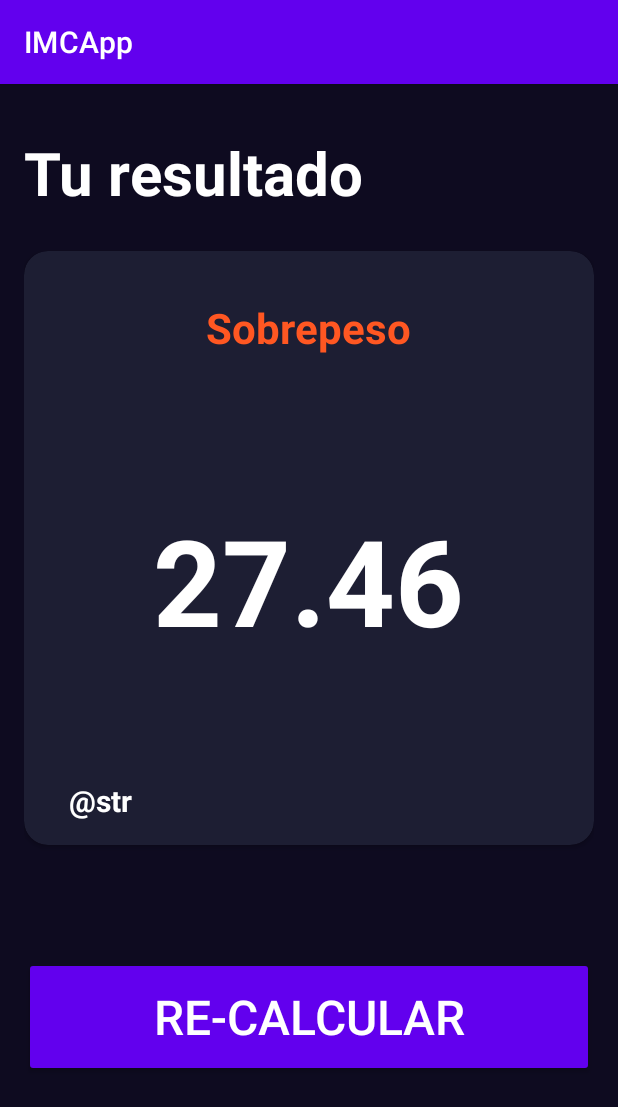
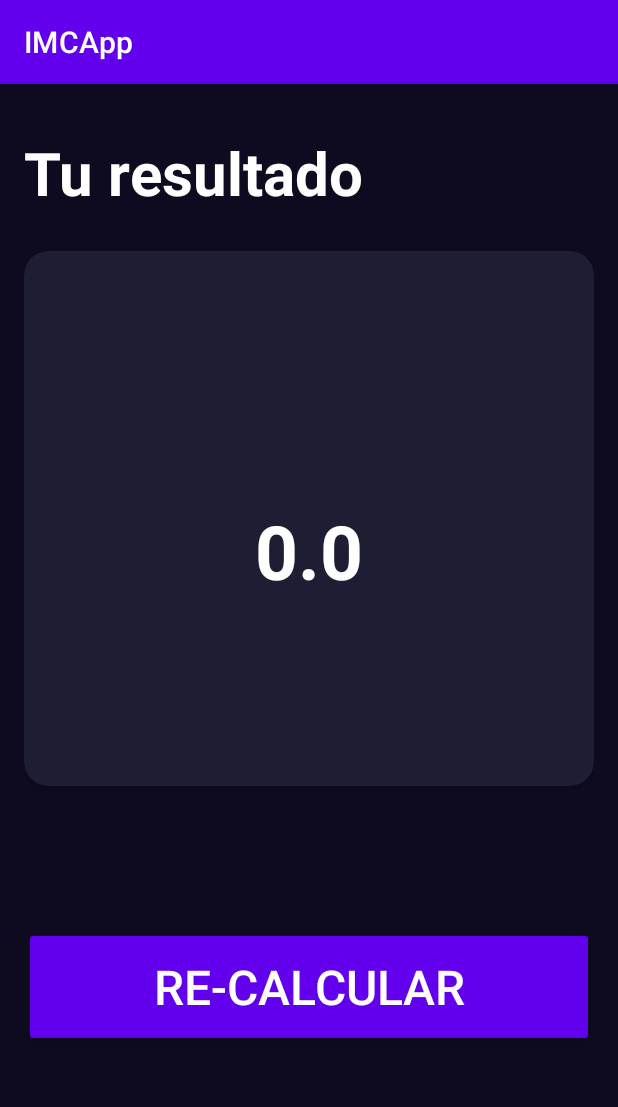
Before and after one commit to Maryusrn/IMCApp, an Android app: the ResultActivity screen opened directly, with no data from a screen before it, on a phone screen of 412 x 824 dp. Shown: the top 1107 px of the screen. Run offline under Robolectric (Android 15) with nearby library versions, the phone set to English and light mode, and no system bars.

Commit message:
IMC app final version

```diff
--- a/app/src/main/java/com/pmdm/imcapp/ResultActivity.kt
+++ b/app/src/main/java/com/pmdm/imcapp/ResultActivity.kt
@@ -3,32 +3,46 @@ package com.pmdm.imcapp
 import android.content.Intent
 import androidx.appcompat.app.AppCompatActivity
 import android.os.Bundle
+import android.widget.TextView
 import androidx.appcompat.widget.AppCompatButton
-
 class ResultActivity : AppCompatActivity() {
 
     private lateinit var btnRecalc: AppCompatButton
+    private lateinit var tvtextview1: TextView
+    private lateinit var tvresult: TextView
+    private lateinit var tvdesc: TextView
     override fun onCreate(savedInstanceState: Bundle?) {
         super.onCreate(savedInstanceState)
         setContentView(R.layout.activity_result)
         initComponents()
         initListeners()
         initUI()
+
+        var initialResult = intent.getDoubleExtra("RESULTADO_EXTRA", 0.0)
+        var initialTitle = intent.getStringExtra("TITULO_EXTRA") ?: ""
+        var initialTextResult = intent.getStringExtra("TEXTO_EXTRA") ?: ""
+
+        tvresult.text = initialResult.toString()
+        tvtextview1.text = initialTitle
+        tvdesc.text = initialTextResult
     }
 
-    private fun initListeners(){
-        btnRecalc.setOnClickListener{
+    private fun initListeners() {
+        btnRecalc.setOnClickListener {
             navigate2result()
         }
     }
+
     private fun initComponents() {
         btnRecalc = findViewById(R.id.btnRecalcular)
+        tvtextview1 = findViewById(R.id.tvtext1)
+        tvresult = findViewById(R.id.tvresult)
+        tvdesc = findViewById(R.id.tvdesc)
     }
 
-    private fun initUI(){
-
+    private fun initUI() {
+        // Puedes realizar cualquier inicialización de la interfaz de usuario aquí si es necesario
     }
-
     private fun navigate2result() {
         val intent = Intent(this, ImcCalculatorActivity::class.java)
         startActivity(intent)
--- a/app/src/main/res/layout/activity_result.xml
+++ b/app/src/main/res/layout/activity_result.xml
@@ -42,7 +42,7 @@
             <TextView
                 android:layout_width="wrap_content"
                 android:layout_height="wrap_content"
-                android:text="Sobrepeso"
+                android:text=""
                 android:textStyle="bold"
                 android:textSize="28sp"
                 android:textColor="@color/orange_500"
@@ -54,9 +54,9 @@
                 android:id="@+id/tvresult"
                 android:layout_width="wrap_content"
                 android:layout_height="wrap_content"
-                android:text="27.46"
+                android:text=""
                 android:textStyle="bold"
-                android:textSize="80sp"
+                android:textSize="50sp"
                 android:textColor="@color/white"
                 android:layout_marginTop="16dp"
                 android:layout_marginBottom="80dp"                />
@@ -64,7 +64,7 @@
                 android:id="@+id/tvdesc"
                 android:layout_width="260dp"
                 android:layout_height="wrap_content"
-                android:text="@str"
+                android:text=""
                 android:textColor="@color/white"
                 android:textSize="20sp"
                 android:textStyle="bold"
```
Also changed, not shown: app/src/main/java/com/pmdm/imcapp/ImcCalculatorActivity.kt (+26 -13 lines), app/src/main/res/values/strings.xml (+5 -2 lines).
